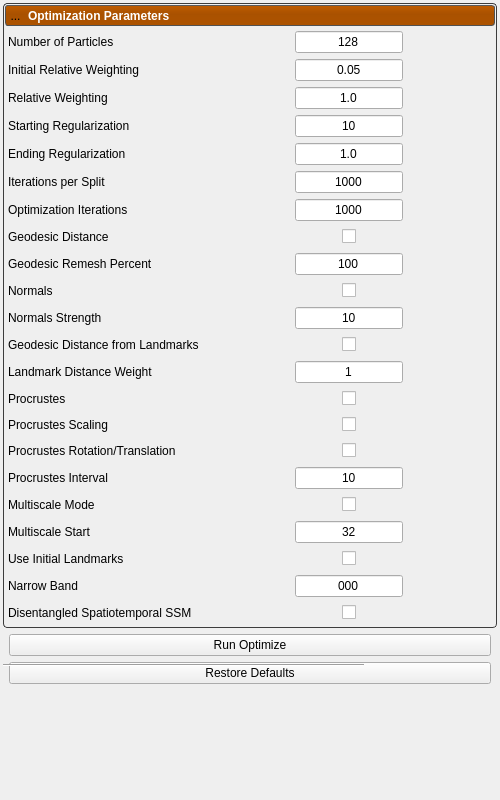
First picture: the form in Studio/Optimize/OptimizeTool.ui, repository SCIInstitute/ShapeWorks, before the edit.
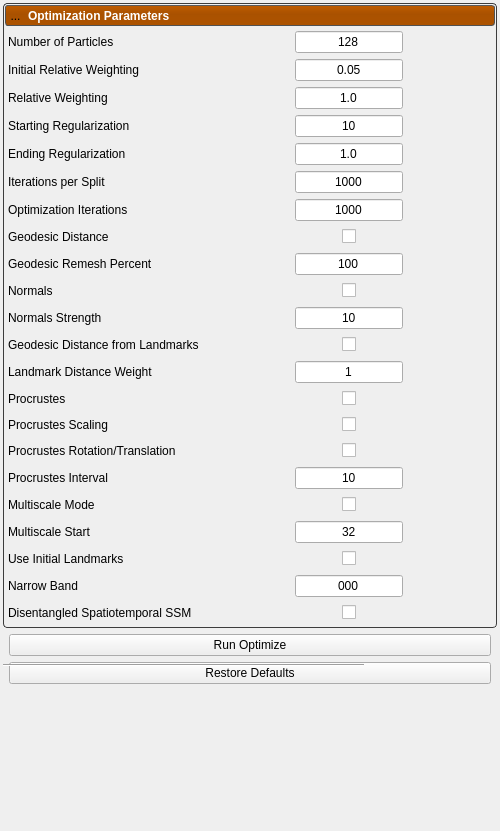
Second picture: the form after the edit. Icons and pictures are not drawn.

Commit message: Hide Disentangled options for 6.5 release

Diff of the .ui file:
```diff
--- a/Studio/Optimize/OptimizeTool.ui
+++ b/Studio/Optimize/OptimizeTool.ui
@@ -7,7 +7,7 @@
     <x>0</x>
     <y>0</y>
     <width>500</width>
-    <height>800</height>
+    <height>831</height>
    </rect>
   </property>
   <property name="windowTitle">
```
Left out of the diff: 4 changed lines with no effect on the pictures. The commit also changes 1 other file.
